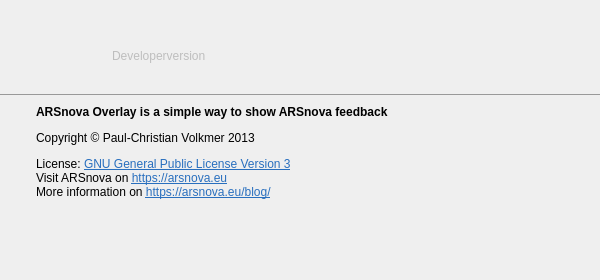
The window that src/ui/infodialog.ui (thm-projects/arsnova-overlay) describes before a commit, drawn with Qt 5.
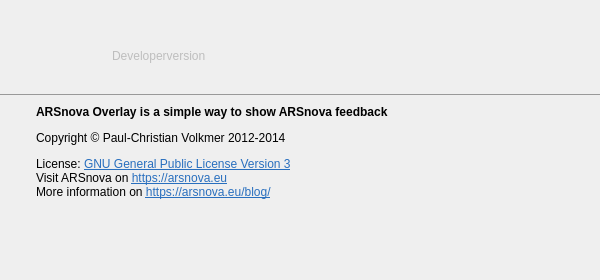
The same window after the commit. Icons and pictures are not drawn.

Commit message:
Fixed bug hiding main window and removed qrcode transformation
If selecting fullscreen mode for qr code widget with main window on
selected presentation screen, the fillscreen qr widget will be placed on
top of the main window without any chance to close it.

Patch:
```diff
--- a/src/ui/infodialog.ui
+++ b/src/ui/infodialog.ui
@@ -219,11 +219,11 @@
         <string>&lt;!DOCTYPE HTML PUBLIC &quot;-//W3C//DTD HTML 4.0//EN&quot; &quot;http://www.w3.org/TR/REC-html40/strict.dtd&quot;&gt;
 &lt;html&gt;&lt;head&gt;&lt;meta name=&quot;qrichtext&quot; content=&quot;1&quot; /&gt;&lt;style type=&quot;text/css&quot;&gt;
 p, li { white-space: pre-wrap; }
-&lt;/style&gt;&lt;/head&gt;&lt;body style=&quot; font-family:'Sans Serif'; font-size:9pt; font-weight:400; font-style:normal;&quot;&gt;
-&lt;p style=&quot; margin-top:12px; margin-bottom:12px; margin-left:0px; margin-right:0px; -qt-block-indent:0; text-indent:0px;&quot;&gt;&lt;span style=&quot; font-weight:600;&quot;&gt;ARSnova Overlay is a simple way to show ARSnova feedback&lt;/span&gt;&lt;/p&gt;
-&lt;p style=&quot; margin-top:12px; margin-bottom:12px; margin-left:0px; margin-right:0px; -qt-block-indent:0; text-indent:0px;&quot;&gt;Copyright © Paul-Christian Volkmer 2013&lt;/p&gt;
-&lt;p style=&quot; margin-top:12px; margin-bottom:12px; margin-left:0px; margin-right:0px; -qt-block-indent:0; text-indent:0px;&quot;&gt;License: &lt;a href=&quot;http://www.gnu.org/licenses/gpl-3.0.txt&quot;&gt;&lt;span style=&quot; text-decoration: underline; color:#296fbe;&quot;&gt;GNU General Public License Version 3&lt;br /&gt;&lt;/span&gt;&lt;/a&gt;Visit ARSnova on &lt;a href=&quot;https://arsnova.eu&quot;&gt;&lt;span style=&quot; text-decoration: underline; color:#296fbe;&quot;&gt;https://arsnova.eu&lt;br /&gt;&lt;/span&gt;&lt;/a&gt;More information on &lt;a href=&quot;https://arsnova.eu/blog/&quot;&gt;&lt;span style=&quot; text-decoration: underline; color:#296fbe;&quot;&gt;https://arsnova.eu/blog/&lt;/span&gt;&lt;/a&gt;&lt;/p&gt;
-&lt;p style=&quot; margin-top:12px; margin-bottom:12px; margin-left:0px; margin-right:0px; -qt-block-indent:0; text-indent:0px;&quot;&gt;&lt;br /&gt;&lt;/p&gt;&lt;/body&gt;&lt;/html&gt;</string>
+&lt;/style&gt;&lt;/head&gt;&lt;body style=&quot; font-family:'Liberation Sans'; font-size:8pt; font-weight:400; font-style:normal;&quot;&gt;
+&lt;p style=&quot; margin-top:12px; margin-bottom:12px; margin-left:0px; margin-right:0px; -qt-block-indent:0; text-indent:0px;&quot;&gt;&lt;span style=&quot; font-family:'Sans Serif'; font-size:9pt; font-weight:600;&quot;&gt;ARSnova Overlay is a simple way to show ARSnova feedback&lt;/span&gt;&lt;/p&gt;
+&lt;p style=&quot; margin-top:12px; margin-bottom:12px; margin-left:0px; margin-right:0px; -qt-block-indent:0; text-indent:0px;&quot;&gt;&lt;span style=&quot; font-family:'Sans Serif'; font-size:9pt;&quot;&gt;Copyright © Paul-Christian Volkmer 2012-2014&lt;/span&gt;&lt;/p&gt;
+&lt;p style=&quot; margin-top:12px; margin-bottom:12px; margin-left:0px; margin-right:0px; -qt-block-indent:0; text-indent:0px;&quot;&gt;&lt;span style=&quot; font-family:'Sans Serif'; font-size:9pt;&quot;&gt;License: &lt;/span&gt;&lt;a href=&quot;http://www.gnu.org/licenses/gpl-3.0.txt&quot;&gt;&lt;span style=&quot; font-family:'Sans Serif'; font-size:9pt; text-decoration: underline; color:#296fbe;&quot;&gt;GNU General Public License Version 3&lt;br /&gt;&lt;/span&gt;&lt;/a&gt;&lt;span style=&quot; font-family:'Sans Serif'; font-size:9pt;&quot;&gt;Visit ARSnova on &lt;/span&gt;&lt;a href=&quot;https://arsnova.eu&quot;&gt;&lt;span style=&quot; font-family:'Sans Serif'; font-size:9pt; text-decoration: underline; color:#296fbe;&quot;&gt;https://arsnova.eu&lt;br /&gt;&lt;/span&gt;&lt;/a&gt;&lt;span style=&quot; font-family:'Sans Serif'; font-size:9pt;&quot;&gt;More information on &lt;/span&gt;&lt;a href=&quot;https://arsnova.eu/blog/&quot;&gt;&lt;span style=&quot; font-family:'Sans Serif'; font-size:9pt; text-decoration: underline; color:#296fbe;&quot;&gt;https://arsnova.eu/blog/&lt;/span&gt;&lt;/a&gt;&lt;/p&gt;
+&lt;p style=&quot; margin-top:12px; margin-bottom:12px; margin-left:0px; margin-right:0px; -qt-block-indent:0; text-indent:0px;&quot;&gt;&lt;span style=&quot; font-family:'Sans Serif'; font-size:9pt;&quot;&gt;&lt;br /&gt;&lt;/span&gt;&lt;/p&gt;&lt;/body&gt;&lt;/html&gt;</string>
        </property>
        <property name="openExternalLinks">
         <bool>true</bool>
```
The commit also changes 6 other files.
